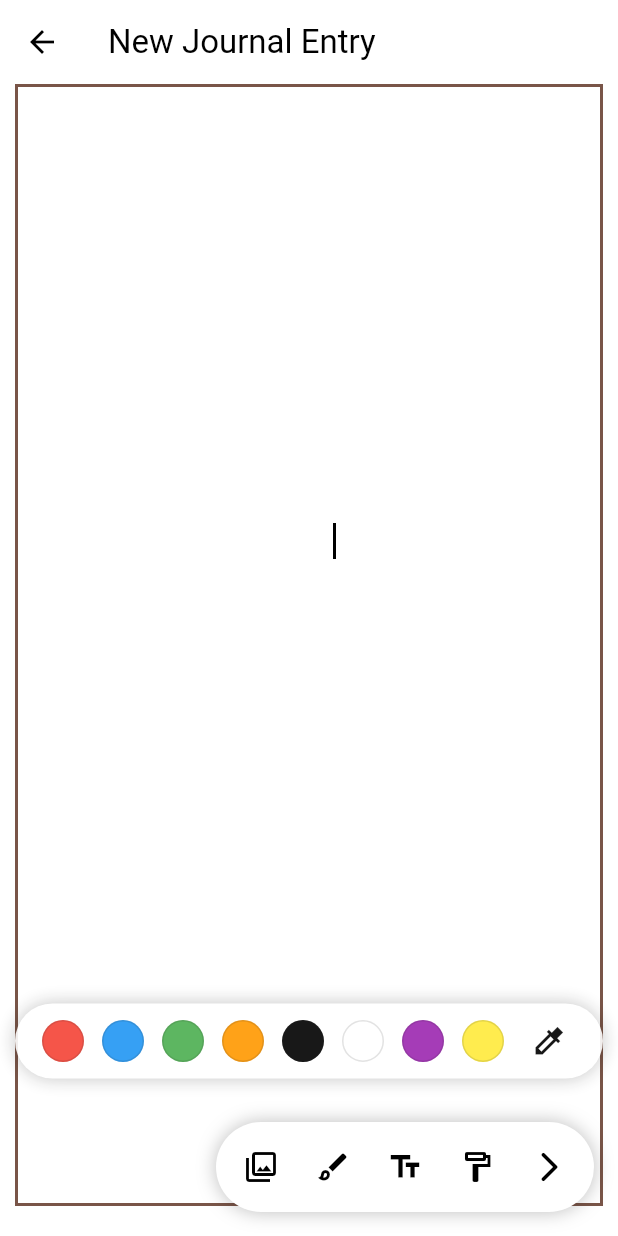
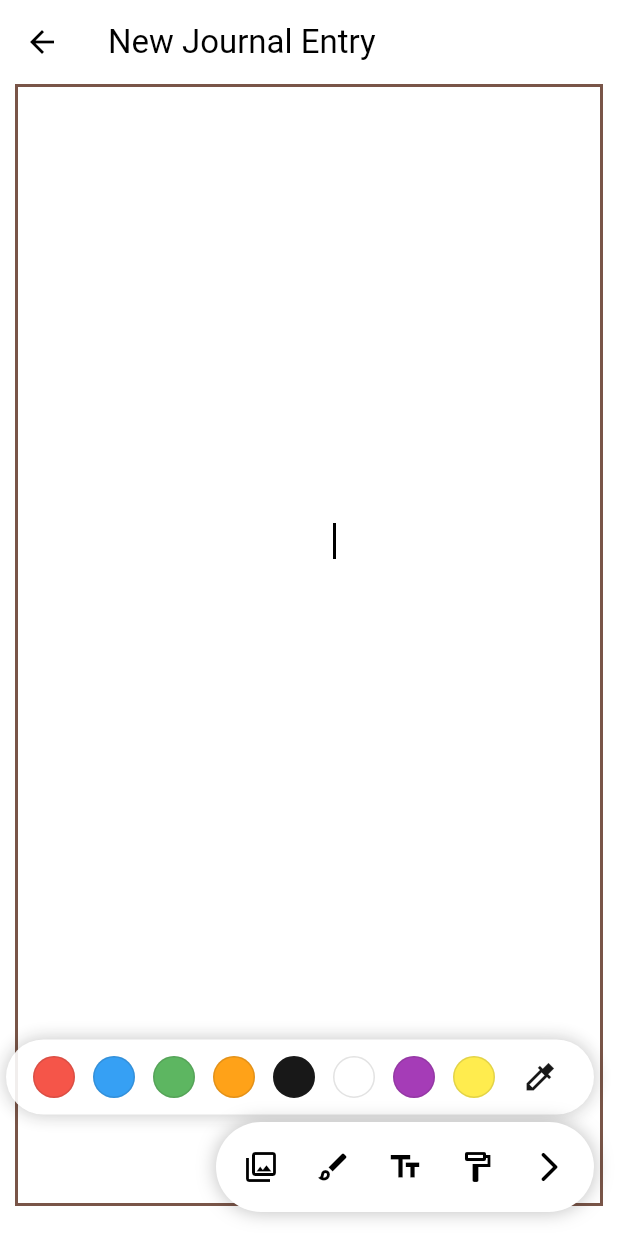
Before and after one commit to ShirishDawadi/Polaroid_Journal, a Flutter app: the JournalEntryScreen screen opened directly, after a tap on the "photo library" icon, after a tap on the "brush" icon, after a tap on the "text fields" icon, on a phone screen of 412 x 824 dp. Run offline on Flutter 3.47's test engine with Material 3 defaults, Android fonts, the phone set to English and light mode, and no system bars; our stand-ins replace flutter_colorpicker, image_picker.

Commit message:
Fixed color floating bar ui and added border for better ux

```diff
--- a/lib/screens/jounrnal_entry.dart
+++ b/lib/screens/jounrnal_entry.dart
@@ -16,6 +16,7 @@ class _JournalEntryScreenState extends State<JournalEntryScreen> {
   Color currentBackgroundColor = Colors.white;
   Color currentTextColor = Colors.black;
   Color currentBrushColor = Colors.black;
+  Color currentColor = Colors.black;
 
   bool isOpen = true;
   int selectedTool = -1;
@@ -36,7 +37,8 @@ class _JournalEntryScreenState extends State<JournalEntryScreen> {
   void addTextField() {
     final key = GlobalKey<MovableTextFieldState>();
     setState(() {
-      texts.add(MovableTextField(
+      texts.add(
+        MovableTextField(
           key: key,
           onRemove: (fieldKey) {
             setState(() {
@@ -45,7 +47,8 @@ class _JournalEntryScreenState extends State<JournalEntryScreen> {
           },
           context: context,
           textColor: currentTextColor,
-      ));
+        ),
+      );
     });
   }
 
@@ -68,30 +71,32 @@ class _JournalEntryScreenState extends State<JournalEntryScreen> {
               child: Stack(children: [...photos, ...texts]),
             ),
           ),
-
-          if (selectedTool == 3 || selectedTool == 2)
-            Positioned(
-              bottom: 105,
-              left: 0,
-              right: 0,
-              child: Center(
-                child: AnimatedOpacity(
+        ],
+      ),
+      floatingActionButton: Column(
+        mainAxisAlignment: MainAxisAlignment.end,
+        crossAxisAlignment: CrossAxisAlignment.end,
+        mainAxisSize: MainAxisSize.min,
+        children: [
+          if (selectedTool != 0 && selectedTool != -1 )
+            AnimatedOpacity(
               opacity: 0.9,
               duration: Duration(milliseconds: 200),
               child: ColorFloatingBar(
+                selectedColor: currentColor,
                 onSelect: (color) {
                   setState(() {
                     if (selectedTool == 2) currentTextColor = color;
                     if (selectedTool == 3) currentBackgroundColor = color;
+                    if (selectedTool == 1) currentBrushColor = color;
+                    currentColor = color;
                   });
                 },
                 onOpenColorPicker: () async {
                   final picked = await showDialog<Color>(
                     context: context,
                     builder: (_) {
-                          Color initialColor = Colors.white;
-                          if (selectedTool == 3) initialColor = currentBackgroundColor;
-                          if (selectedTool == 2) initialColor = currentTextColor;
+                      Color initialColor = currentColor;
                       return ColorPickerDialog(initialColor: initialColor);
                     },
                   );
@@ -99,24 +104,30 @@ class _JournalEntryScreenState extends State<JournalEntryScreen> {
                     setState(() {
                       if (selectedTool == 2) currentTextColor = picked;
                       if (selectedTool == 3) currentBackgroundColor = picked;
+                      if (selectedTool == 1) currentBrushColor = picked;
+                      currentColor = picked;
                     });
                   }
                 },
               ),
             ),
-              ),
-            ),
-        ],
-      ),
-      floatingActionButton: JournalFloatingBar(
+
+          SizedBox(height: 5,),
+
+          JournalFloatingBar(
             isOpen: isOpen,
             selectedTool: selectedTool,
             onToolSelected: (tool) async {
-          setState(() => selectedTool = tool);
+              setState(() {
+                selectedTool = tool;
+                if(selectedTool == 1) currentColor = currentBrushColor;
+                if(selectedTool == 2) currentColor = currentTextColor;
+                if(selectedTool == 3) currentColor = currentBackgroundColor;
+              });
 
               if (tool == 0) await pickImage();
 
-          if (tool == 2)  addTextField();
+              if (tool == 2) addTextField();
             },
             onToggle: () {
               setState(() {
@@ -125,6 +136,8 @@ class _JournalEntryScreenState extends State<JournalEntryScreen> {
               });
             },
           ),
+        ],
+      ),
     );
   }
 }
--- a/lib/widgets/color_floating_bar.dart
+++ b/lib/widgets/color_floating_bar.dart
@@ -3,8 +3,10 @@ import 'package:flutter/material.dart';
 class ColorFloatingBar extends StatelessWidget {
   final Function(Color) onSelect;
   final VoidCallback onOpenColorPicker;
+  final Color selectedColor;
 
   ColorFloatingBar({
+    required this.selectedColor,
     required this.onSelect,
     required this.onOpenColorPicker,
   });
@@ -47,7 +49,10 @@ class ColorFloatingBar extends StatelessWidget {
                   decoration: BoxDecoration(
                     color: c,
                     shape: BoxShape.circle,
-                    border: Border.all(color: Colors.black12),
+                    border: Border.all(
+                      color: c == selectedColor ? Colors.black : Colors.black12,
+                      width: c == selectedColor ? 3 : 1,
+                    ),
                   ),
                 ),
               )),
--- a/lib/widgets/moveable_textfield.dart
+++ b/lib/widgets/moveable_textfield.dart
@@ -67,7 +67,7 @@ class MovableTextFieldState extends State<MovableTextField> {
               controller: controller,
               focusNode: focus,
               style: TextStyle(color:textColor),
-              cursorColor: Theme.of(context).primaryColor,
+              cursorColor: textColor,
               decoration: InputDecoration(border: InputBorder.none),
               maxLines: null,
               onChanged: (value) {
```
Lines whose indentation alone changed are shown as unchanged.
